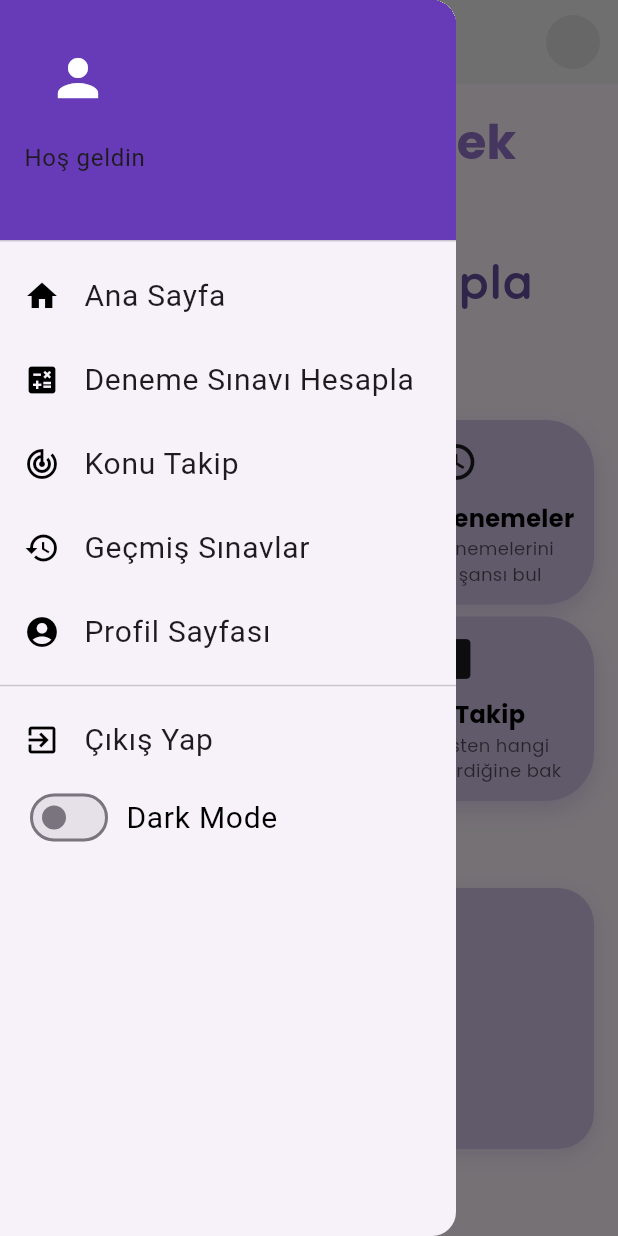
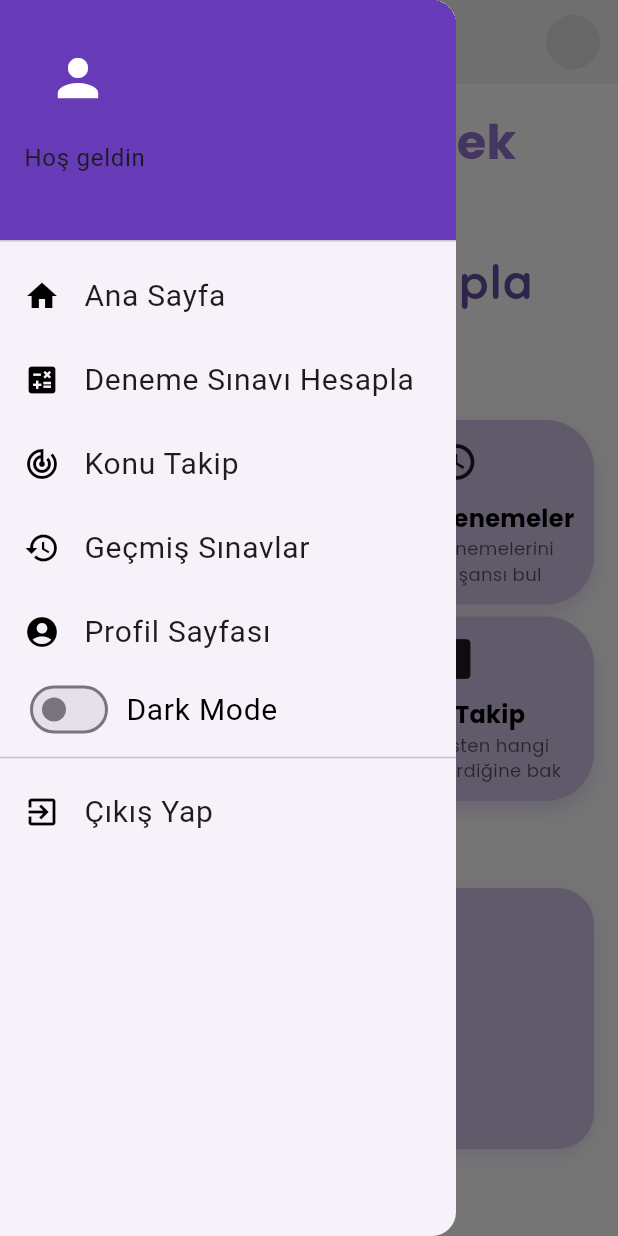
Before and after one commit to tutisnn/Yks_Deneme_takip, a Flutter app: the AnaSayfa screen opened by its route, with the side drawer open, on a phone screen of 412 x 824 dp. Run offline on Flutter 3.47's test engine with Material 3 defaults, Android fonts, the phone set to English and light mode, and no system bars; our stand-ins replace animate_do, cloud_firestore, firebase_auth, firebase_core, google_fonts, google_sign_in and 3 more; accounts and stored records are empty; project files that could hold a hidden picture were left out.

Commit message:
gri theme

```diff
--- a/lib/themes/Themes.dart
+++ b/lib/themes/Themes.dart
@@ -4,15 +4,19 @@ import 'package:flutter/material.dart';
 ThemeData lightTheme = ThemeData(
   brightness: Brightness.light,
   primaryColor: Colors.white,
+  scaffoldBackgroundColor: Colors.white,
+  canvasColor: Colors.white,
   textTheme: const TextTheme(
     bodyLarge: TextStyle(fontSize: 20, color: Colors.black),
   ),
 );
 
-// Dark Theme
+// Dark Theme (gri arka planlı)
 ThemeData darkTheme = ThemeData(
   brightness: Brightness.dark,
-  primaryColor: Colors.black,
+  primaryColor: Colors.grey[900],
+  scaffoldBackgroundColor: Color(0xFF2C2C2C), //  koyu gri
+  canvasColor: Color(0xFF2C2C2C),
   textTheme: const TextTheme(
     bodyLarge: TextStyle(fontSize: 20, color: Colors.white),
   ),
--- a/lib/widgets/drawer.dart
+++ b/lib/widgets/drawer.dart
@@ -1,8 +1,9 @@
 import 'package:flutter/material.dart';
 import 'package:firebase_auth/firebase_auth.dart';
-import 'package:yks_deneme_takip/services/giris_servisi.dart'; // GirisServisi import
 import 'package:provider/provider.dart';
+import 'package:yks_deneme_takip/services/giris_servisi.dart';
 import '../models/ThemeNotifier.dart';
+
 class MenuDrawer extends StatelessWidget {
   MenuDrawer({super.key});
 
@@ -18,7 +19,7 @@ class MenuDrawer extends StatelessWidget {
         children: [
           UserAccountsDrawerHeader(
             decoration: const BoxDecoration(color: Colors.deepPurple),
-            accountName: Text('Hoş geldin '),
+            accountName: Text('Hoş geldin'),
             accountEmail: Text(currentUser?.email ?? 'kullanici@example.com'),
             currentAccountPicture: const CircleAvatar(
               child: Icon(Icons.person, size: 40, color: Colors.white),
@@ -66,17 +67,9 @@ class MenuDrawer extends StatelessWidget {
               Navigator.pushNamed(context, '/ProfilSayfasi');
             },
           ),
-          const Divider(),
-          ListTile(
-            leading: const Icon(Icons.exit_to_app, color: Colors.black),
-            title: const Text('Çıkış Yap'),
-            onTap: () async {
-              Navigator.pop(context);
-              await _girisServisi.signOut();
-              Navigator.pushReplacementNamed(context, '/girisYap'); // Çıkış sonrası login sayfasına yönlendir
-            },
 
-          ),Padding(
+          // Dark Mode butonu
+          Padding(
             padding: const EdgeInsets.symmetric(horizontal: 16.0),
             child: Row(
               children: [
@@ -95,7 +88,17 @@ class MenuDrawer extends StatelessWidget {
             ),
           ),
 
+          const Divider(),
 
+          ListTile(
+            leading: const Icon(Icons.exit_to_app, color: Colors.black),
+            title: const Text('Çıkış Yap'),
+            onTap: () async {
+              Navigator.pop(context);
+              await _girisServisi.signOut();
+              Navigator.pushReplacementNamed(context, '/girisYap');// Çıkış sonrası login sayfasına yönlendir
+            },
+          ),
         ],
       ),
     );
```
Lines whose indentation alone changed are shown as unchanged.
